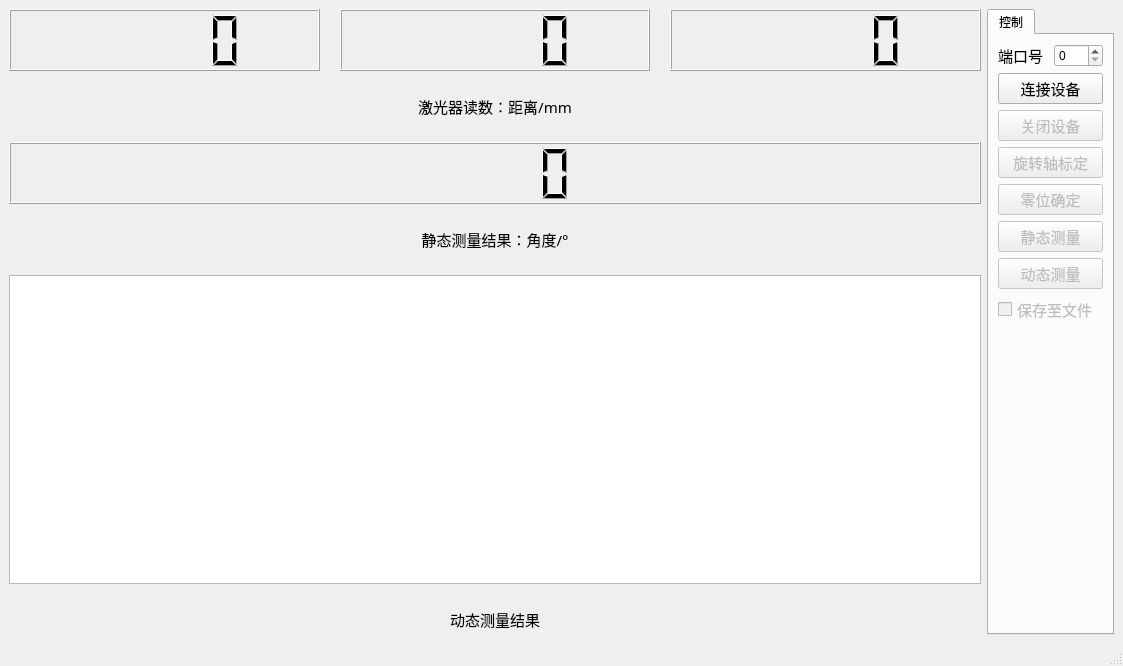
The window that ui.ui (gao5254/angleMeasurement) describes before a commit, drawn with Qt 5.
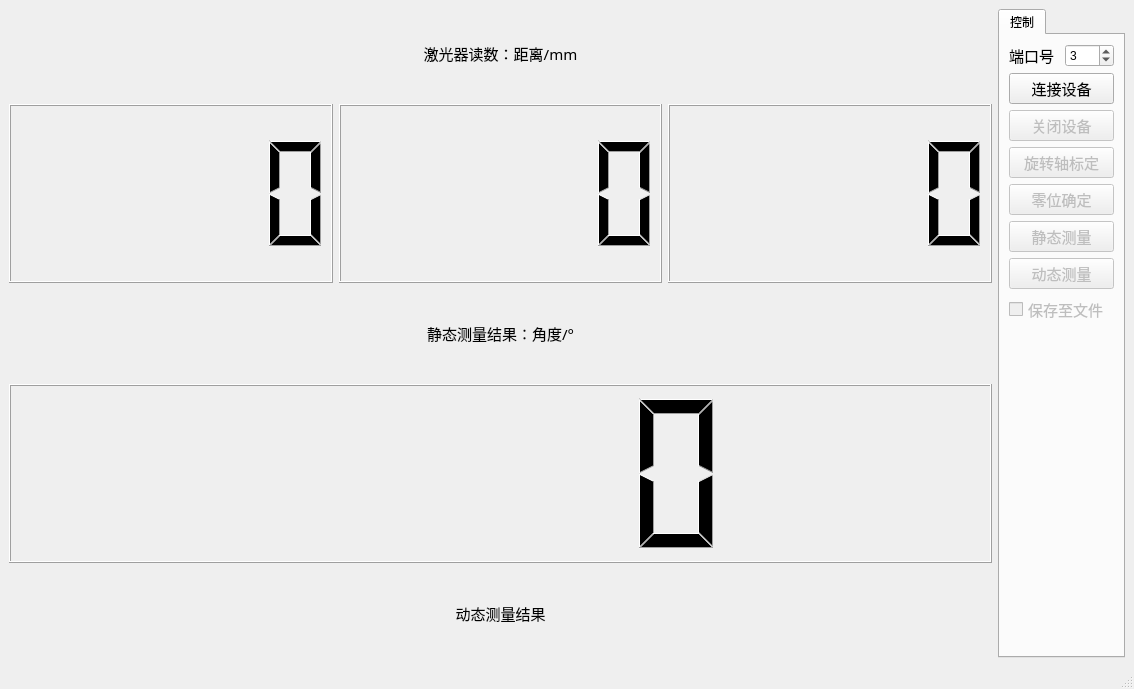
The same window after the commit.

Commit message: 更新ui

Patch:
```diff
--- a/ui.ui
+++ b/ui.ui
@@ -6,8 +6,8 @@
    <rect>
     <x>0</x>
     <y>0</y>
-    <width>1123</width>
-    <height>666</height>
+    <width>1134</width>
+    <height>689</height>
    </rect>
   </property>
   <property name="windowTitle">
@@ -16,11 +16,24 @@
   <widget class="QWidget" name="centralwidget">
    <layout class="QHBoxLayout" name="horizontalLayout_3" stretch="5,0">
     <item>
-     <layout class="QVBoxLayout" name="verticalLayout" stretch="2,1,2,1,10,1">
-      <property name="spacing">
-       <number>20</number>
-      </property>
-      <item>
+     <layout class="QGridLayout" name="gridLayout" rowstretch="5,10,5,10,5">
+      <item row="0" column="0">
+       <widget class="QLabel" name="lab_dist">
+        <property name="font">
+         <font>
+          <family>宋体</family>
+          <pointsize>11</pointsize>
+         </font>
+        </property>
+        <property name="text">
+         <string>激光器读数：距离/mm</string>
+        </property>
+        <property name="alignment">
+         <set>Qt::AlignCenter</set>
+        </property>
+       </widget>
+      </item>
+      <item row="1" column="0">
        <layout class="QHBoxLayout" name="horizontalLayout_2">
         <item>
          <widget class="QLCDNumber" name="lcdnum_dist1"/>
@@ -33,26 +46,7 @@
         </item>
        </layout>
       </item>
-      <item>
-       <widget class="QLabel" name="lab_dist">
-        <property name="font">
-         <font>
-          <family>宋体</family>
-          <pointsize>11</pointsize>
-         </font>
-        </property>
-        <property name="text">
-         <string>激光器读数：距离/mm</string>
-        </property>
-        <property name="alignment">
-         <set>Qt::AlignCenter</set>
-        </property>
-       </widget>
-      </item>
-      <item>
-       <widget class="QLCDNumber" name="lcdnum_staticMeas"/>
-      </item>
-      <item>
+      <item row="2" column="0">
        <widget class="QLabel" name="lab_staticMeas">
         <property name="font">
          <font>
@@ -68,10 +62,10 @@
         </property>
        </widget>
       </item>
-      <item>
-       <widget class="QGraphicsView" name="graphview_dynaMeas"/>
+      <item row="3" column="0">
+       <widget class="QLCDNumber" name="lcdnum_staticMeas"/>
       </item>
-      <item>
+      <item row="4" column="0">
        <widget class="QLabel" name="lab_dynaMeas">
         <property name="font">
          <font>
@@ -115,7 +109,11 @@
            </widget>
           </item>
           <item>
-           <widget class="QSpinBox" name="spinbox_portNum"/>
+           <widget class="QSpinBox" name="spinbox_portNum">
+            <property name="value">
+             <number>3</number>
+            </property>
+           </widget>
           </item>
          </layout>
         </item>
```
Left out of the diff: 4 changed lines with no effect on the pictures. The commit also changes 1 other file.
